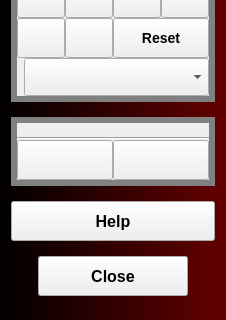
Old version of the form Modules/Scripted/QReads/Resources/UI/QReads.ui in the repository KitwareMedical/SlicerQReads; both pictures show x 0 to 226 and y 225 to 545 of the 226 by 704 pixel window.
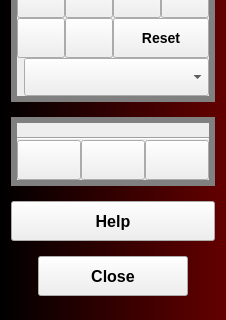
New version of the form. Icons and pictures are not drawn. Custom widgets are drawn as their Qt base class.

Commit message: WIP: Based on original commit from Doug

Diff of the .ui file:
```diff
--- a/Modules/Scripted/QReads/Resources/UI/QReads.ui
+++ b/Modules/Scripted/QReads/Resources/UI/QReads.ui
@@ -518,6 +518,13 @@
           </property>
          </widget>
         </item>
+        <item row="0" column="2">
+         <widget class="QPushButton" name="RulersButton">
+          <property name="text">
+           <string/>
+          </property>
+         </widget>
+        </item>
        </layout>
       </item>
      </layout>
```
The commit also changes 1 other file.
